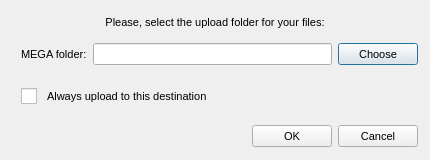
This is Source/MEGASync/gui/macx/UploadToMegaDialog.ui in meganz/MEGAsync as Qt 5 draws it before an edit. The edited form follows.
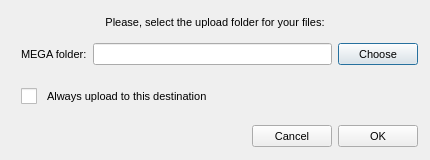
This is the edited form.

What changed in the file:
```diff
--- a/Source/MEGASync/gui/macx/UploadToMegaDialog.ui
+++ b/Source/MEGASync/gui/macx/UploadToMegaDialog.ui
@@ -216,16 +216,16 @@
        </spacer>
       </item>
       <item>
-       <widget class="QPushButton" name="bOK">
+       <widget class="QPushButton" name="bCancel">
         <property name="text">
-         <string>OK</string>
+         <string>Cancel</string>
         </property>
        </widget>
       </item>
       <item>
-       <widget class="QPushButton" name="bCancel">
+       <widget class="QPushButton" name="bOK">
         <property name="text">
-         <string>Cancel</string>
+         <string>OK</string>
         </property>
        </widget>
       </item>
```
